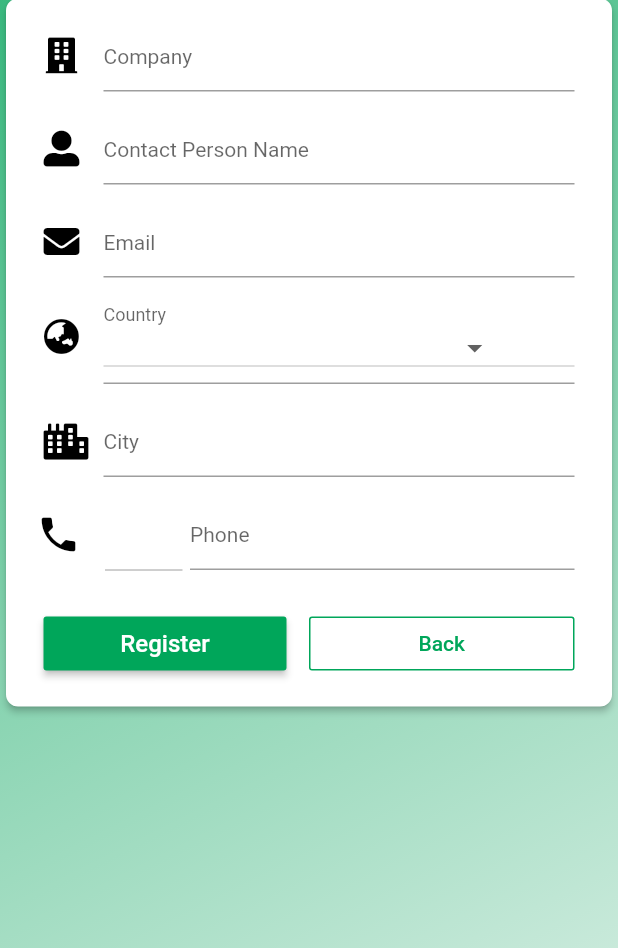
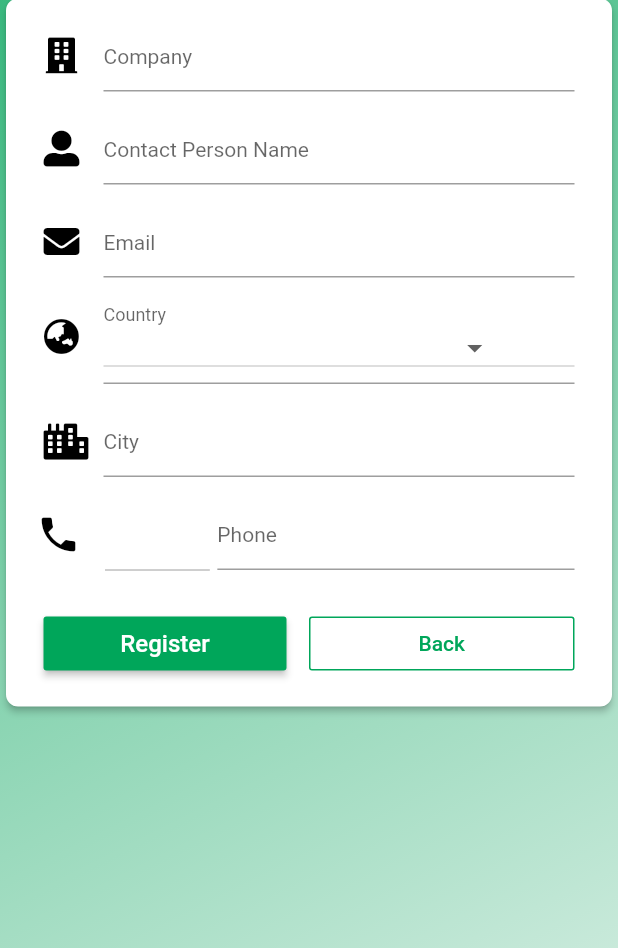
Before and after one commit to ubitechdevelopers/ubiHRM_v1.1.1, a Flutter app: the screen it shows after launch, swiped to page 2, on a phone screen of 412 x 824 dp, the part 288-1236 px from its top. Run offline on Flutter 3.47's test engine with Material 2 defaults, Android fonts, the light colour scheme and no system bars; our stand-ins replace charts_flutter, connectivity, date_format, datetime_picker_formfield, dio, firebase_messaging and 11 more; missing offline and left inert: barcode_scan, geocoder, launch_review, rounded_modal, validate; accounts and stored records are empty; project files that could hold a hidden picture were left out.

Commit message:
Committed by Shaifali Rathore before lunch on 31/10/19

```diff
--- a/lib/login_page.dart
+++ b/lib/login_page.dart
@@ -1233,8 +1233,8 @@ class _LoginPageState extends State<LoginPage>
 
                           Row(
                             children: <Widget>[
-                              new Expanded(
-                                flex: 30,
+                              new Flexible(
+                                flex: 37,
                                 child:Padding(
                                   padding: EdgeInsets.only(top: 7.0, bottom: 7.0, left: 20.0, right: 0.0),
                                   child:  new TextFormField(
```
